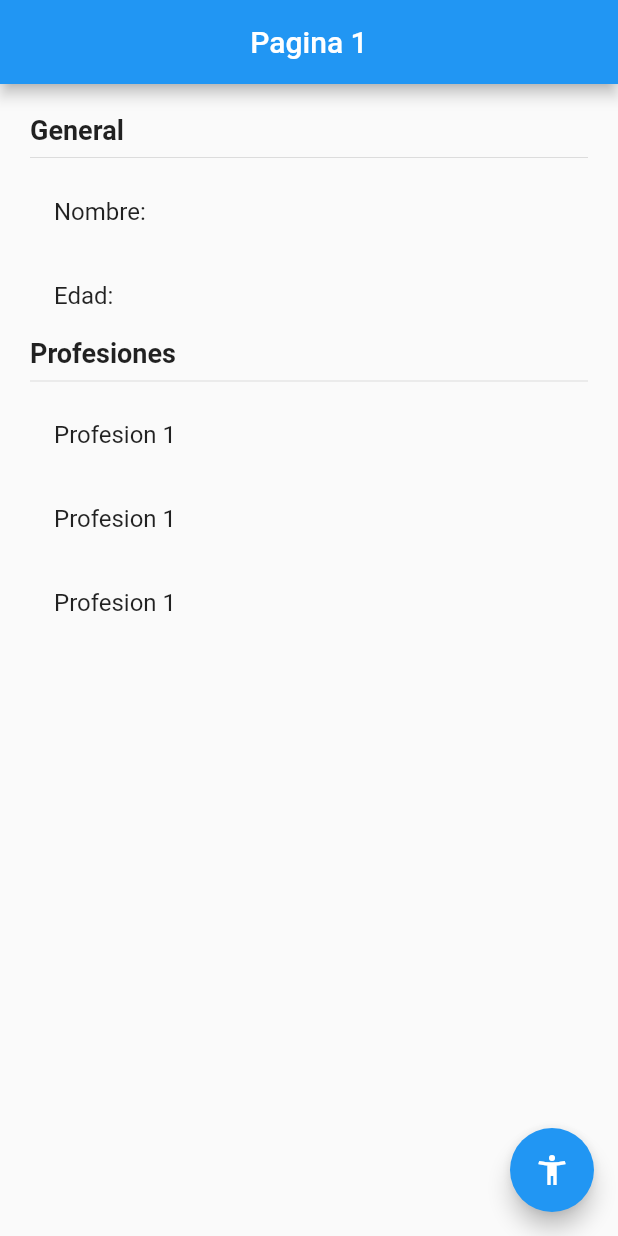
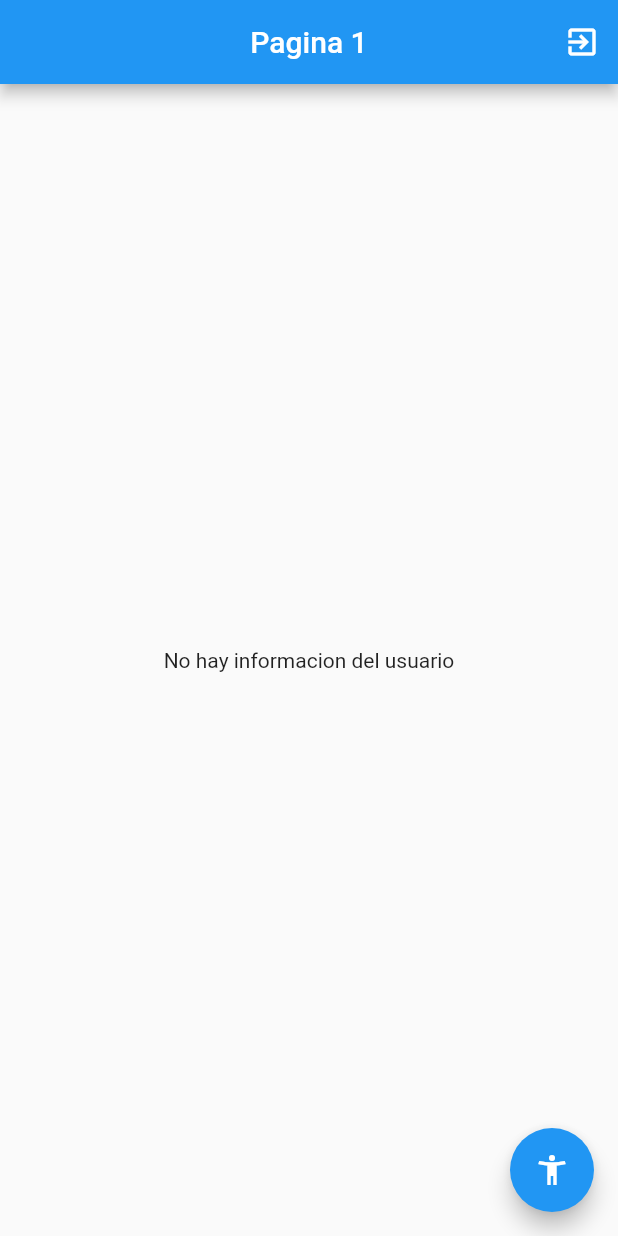
Before and after one commit to PereiraCC/Flutter-Estados, a Flutter app: the screen it shows after launch, on a phone screen of 412 x 824 dp. Run offline on Flutter 3.47's test engine with Material 2 defaults, Android fonts, the phone set to English and light mode, and no system bars; our stand-ins replace flutter_bloc.

Commit message:
rama Cubit terminado

```diff
--- /dev/null
+++ b/lib/bloc/usuario/usuario_cubit.dart
@@ -0,0 +1,49 @@
+
+import 'package:meta/meta.dart';
+import 'package:flutter_bloc/flutter_bloc.dart';
+
+import 'package:estados/models/usuario.dart';
+
+part 'usuarios_state.dart';
+
+class UsuarioCubit extends Cubit<UsuarioState>{
+
+  UsuarioCubit() : super(UsuarioInitial());
+
+  void seleccionarUsuario(Usuario user) {
+    emit(new UsuarioActivo(user));
+  }
+
+  void cambiarEdad(int edad) {
+
+    final currentState = state;
+
+    if( currentState is UsuarioActivo){
+      final newUser = currentState.usuario.copyWith(edad: 20);
+      emit(new UsuarioActivo(newUser));
+    }
+
+  }
+
+  void agregarProfesion() {
+
+    final currentState = state;
+
+    if( currentState is UsuarioActivo){
+
+      final newProfesiones = [
+        ...currentState.usuario.profesiones,
+        'Profesion : ${currentState.usuario.profesiones.length + 1}'
+      ];
+
+      final newUser = currentState.usuario.copyWith(profesiones: newProfesiones);
+      emit(new UsuarioActivo(newUser));
+    }
+
+  }
+
+  void borrarUsuario() {
+    emit(new UsuarioInitial());
+  }
+
+}
--- /dev/null
+++ b/lib/bloc/usuario/usuarios_state.dart
@@ -0,0 +1,18 @@
+part of 'usuario_cubit.dart';
+
+
+@immutable
+abstract class UsuarioState {}
+
+class UsuarioInitial extends UsuarioState {
+  final existeUsuario = false;
+}
+
+class UsuarioActivo extends UsuarioState {
+
+  final existeUsuario = true;
+  final Usuario usuario;
+
+  UsuarioActivo(this.usuario);
+
+}
--- a/lib/main.dart
+++ b/lib/main.dart
@@ -1,14 +1,23 @@
 import 'package:flutter/material.dart';
+import 'package:flutter_bloc/flutter_bloc.dart';
 
 import 'package:estados/pages/pagina1_page.dart';
 import 'package:estados/pages/pagina2_page.dart';
+
+import 'package:estados/bloc/usuario/usuario_cubit.dart';
 
 void main() => runApp(MyApp());
 
 class MyApp extends StatelessWidget {
   @override
   Widget build(BuildContext context) {
-    return MaterialApp(
+    return MultiBlocProvider(
+      providers: [
+
+        BlocProvider(create: ( _ ) => new UsuarioCubit())
+
+      ],
+      child: MaterialApp(
         debugShowCheckedModeBanner: false,
         title: 'Material App',
         initialRoute: 'pagina1',
@@ -16,6 +25,7 @@ class MyApp extends StatelessWidget {
           'pagina1' : ( _ ) => Pagina1Page(),
           'pagina2' : ( _ ) => Pagina2Page(),
         },
+      ),
     );
   }
 }
--- a/lib/models/usuario.dart
+++ b/lib/models/usuario.dart
@@ -2,10 +2,18 @@
 
 class Usuario {
 
-  String nombre;
-  int edad;
-  List<String> profesiones;
+  final String nombre;
+  final int edad;
+  final List<String> profesiones;
 
   Usuario({this.nombre, this.edad, this.profesiones});
 
+  Usuario copyWith({ String nombre, int edad, List<String> profesiones}) {
+    return Usuario(
+      nombre: nombre ?? this.nombre,
+      edad: edad ?? this.edad,
+      profesiones: profesiones ?? this.profesiones,
+    );
+  }
+
 }
--- a/lib/pages/pagina1_page.dart
+++ b/lib/pages/pagina1_page.dart
@@ -1,25 +1,78 @@
 import 'package:flutter/material.dart';
+import 'package:flutter_bloc/flutter_bloc.dart';
+
+import 'package:estados/models/usuario.dart';
+import 'package:estados/bloc/usuario/usuario_cubit.dart';
 
 
 class Pagina1Page extends StatelessWidget {
 
   @override
   Widget build(BuildContext context) {
+
+    final usuarioCubit = BlocProvider.of<UsuarioCubit>(context);
+
     return Scaffold(
       appBar: AppBar(
         title: Text('Pagina 1'),
         centerTitle: true,
+        actions: [
+
+          IconButton(
+            icon: Icon(Icons.exit_to_app),
+            onPressed: () => usuarioCubit.borrarUsuario(),
+          ),
+
+        ],
       ),
-      body: _InformacionUsuario(),
-     floatingActionButton: FloatingActionButton(
-       child: Icon(Icons.accessibility_new),
-       onPressed: () => Navigator.pushNamed(context, 'pagina2'),
-     ),
+      body: _BodyScaffold(),
+      floatingActionButton: FloatingActionButton(
+        child: Icon(Icons.accessibility_new),
+        onPressed: () => Navigator.pushNamed(context, 'pagina2'),
+      ),
    );
   }
 }
 
+class _BodyScaffold extends StatelessWidget {
+
+
+  @override
+  Widget build(BuildContext context) {
+    return BlocBuilder<UsuarioCubit, UsuarioState>(
+      builder: ( _ , state) {
+
+        switch (state.runtimeType) {
+
+          case UsuarioInitial:
+            return Center(child: Text('No hay informacion del usuario'));
+            break;
+
+          case UsuarioActivo:
+            return _InformacionUsuario((state as UsuarioActivo).usuario);
+          break;
+
+          default:
+            return Center(child: Text('Estado no reconocido'));
+        }
+
+        // if(state is UsuarioInitial) {
+        //   return Center(child: Text('No hay informacion del usuario'));
+        // } else if( state is UsuarioActivo) {
+        //   return _InformacionUsuario(state.usuario);
+        // } else {
+        //   return Center(child: Text('Estado no reconocido'));
+        // }
+
+     });
+  }
+}
+
 class _InformacionUsuario extends StatelessWidget {
+
+  final Usuario usuario;
+
+  const _InformacionUsuario(this.usuario);
 
   @override
   Widget build(BuildContext context) {
@@ -34,15 +87,15 @@ class _InformacionUsuario extends StatelessWidget {
           Text('General', style: TextStyle(fontSize: 18, fontWeight: FontWeight.bold)),
           Divider(),
 
-          ListTile( title: Text('Nombre: ')),
-          ListTile( title: Text('Edad: ')),
+          ListTile( title: Text('Nombre: ${this.usuario.nombre}')),
+          ListTile( title: Text('Edad: ${this.usuario.edad}')),
 
           Text('Profesiones', style: TextStyle(fontSize: 18, fontWeight: FontWeight.bold)),
           Divider(),
 
-          ListTile( title: Text('Profesion 1')),
-          ListTile( title: Text('Profesion 1')),
-          ListTile( title: Text('Profesion 1')),
+          ...this.usuario.profesiones.map(
+            (profesion) => ListTile(title: Text(profesion))
+          ).toList()
 
         ]
        ),
--- a/pubspec.yaml
+++ b/pubspec.yaml
@@ -28,6 +28,7 @@ dependencies:
   # The following adds the Cupertino Icons font to your application.
   # Use with the CupertinoIcons class for iOS style icons.
   cupertino_icons: ^1.0.2
+  flutter_bloc: ^7.0.0
 
 dev_dependencies:
   flutter_test:
```
Also changed, not shown: lib/pages/pagina2_page.dart (+23 -3 lines), pubspec.lock. Lines whose indentation alone changed are shown as unchanged.
